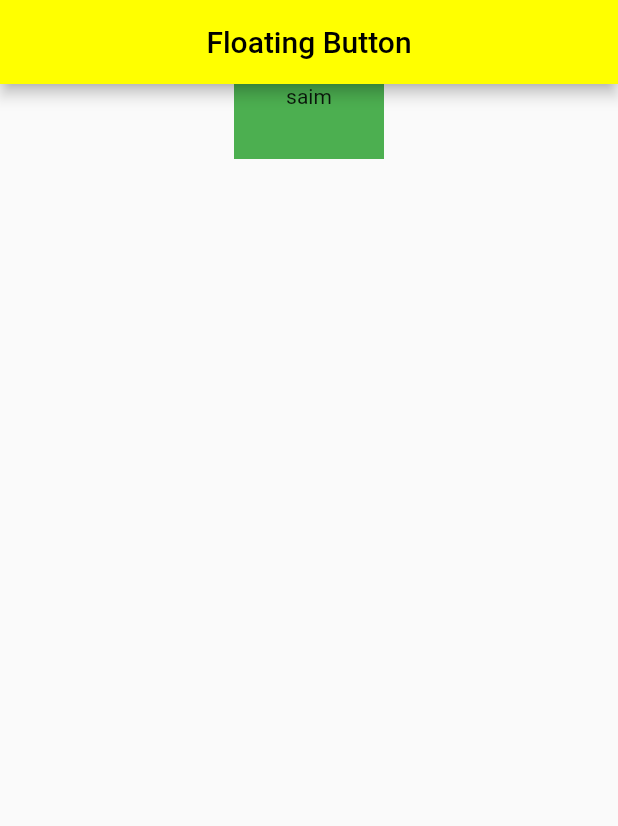
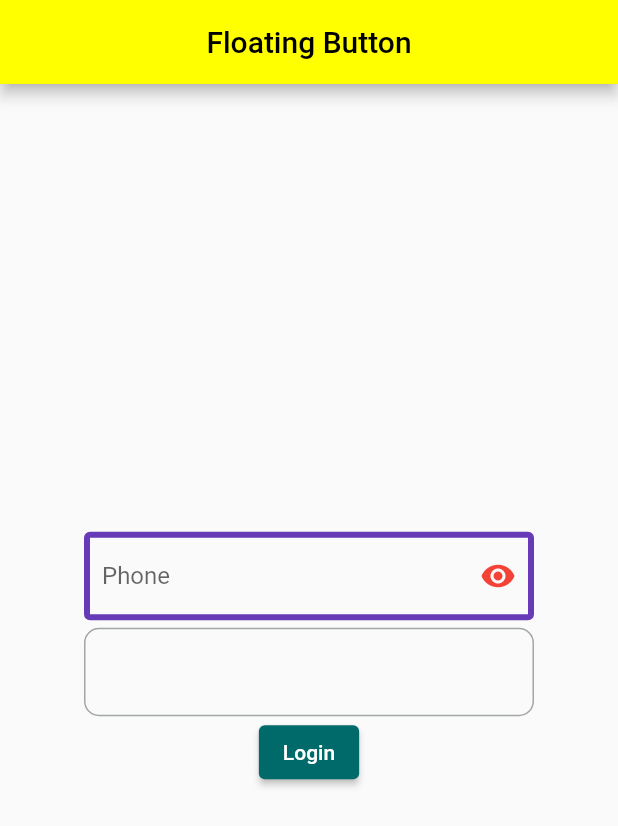
Before and after one commit to Maha6468/flutter_content_on_demand, a Flutter app: the screen it shows after launch, on a phone screen of 412 x 824 dp. Shown: the top 826 px of the screen. Run offline on Flutter 3.47's test engine with Material 3 defaults, Android fonts, the phone set to English and light mode, and no system bars.

Commit message:
TextField

```diff
--- a/lib/practices/floatingActionButton.dart
+++ b/lib/practices/floatingActionButton.dart
@@ -2,6 +2,8 @@ import 'package:flutter/material.dart';
 
 class FAB extends StatelessWidget {
   const FAB({super.key});
+  get emailText => TextEditingController();
+  get passText=>TextEditingController();
 
   @override
   Widget build(BuildContext context) {
@@ -13,31 +15,70 @@ class FAB extends StatelessWidget {
         backgroundColor: Colors.yellowAccent,
         centerTitle: true,
       ),
-       body: // Column(
-      //   children: [
-      //     InkWell(
-      //       onTap: (){
-      //         print('inkwell button');
-      //       },
-      //     ),
-      //  ],
-      // ),
-       SingleChildScrollView(
-         child: Center(
-           child: Container(
-             color: Colors.green,
-             height:50,
-             width: 100,
-             child: Column(
-                 mainAxisAlignment: MainAxisAlignment.spaceBetween,
-                 children: [
-                 InkWell(
-                 onTap:(){
-                    print('one tap Inkwell');
-                    },child: Text('saim'),
-                    ),]),
+       body:Center(
+         child: Container(
+           width: 300,
+           child: Column(
+             mainAxisAlignment: MainAxisAlignment.center,
+             children: [
+               TextField(
+                // enabled: false,
+                 controller: emailText,
+
+                 decoration: InputDecoration(
+                     focusedBorder: OutlineInputBorder(
+                         borderRadius: BorderRadius.circular(11),
+                         borderSide:BorderSide(
+                             color: Colors.deepOrangeAccent,
+                             width: 3
+                         )
+                     ),
+                   enabledBorder: OutlineInputBorder(
+                       borderSide:BorderSide(
+                           color: Colors.deepPurple,
+                           width: 4
+                       )
+                   ),
+                   disabledBorder: OutlineInputBorder(
+                       borderSide:BorderSide(
+                           color: Colors.blueAccent,
+                           width: 5
+                       )
+                   ),
+                   hintText:'phone number',
+                   labelText: 'Phone',
+                  // prefix: Icon(Icons.call),
+                   suffixIcon:IconButton(onPressed: (){
+
+                   }, icon:Icon(Icons.remove_red_eye,color: Colors.red,)),
+                   prefixText: 'call',
+                   //suffix: Icon(Icons.menu),
+                   suffixText: 'manu',
+                 ),
+               ),
+               Container(height: 5,),
+               //SizedBox(height: 10,),
+               TextField(
+                 controller: passText,
+                 obscureText: true,
+                 decoration: InputDecoration(
+                   border: OutlineInputBorder(
+                     borderRadius: BorderRadius.circular(10),
+                     borderSide:BorderSide(
+
+                     )
+                   )
+                 ),
+               ),
+               ElevatedButton(onPressed: (){
+                 String uEmail=emailText.text.toString();
+                 String uPass=passText.text;
+                 print('Email: $uEmail, Pass:$uPass');
+               }, child: Text('Login')),
+             ],
            ),
-         ))
+         ),
+       )
     );
   }
 }
```
